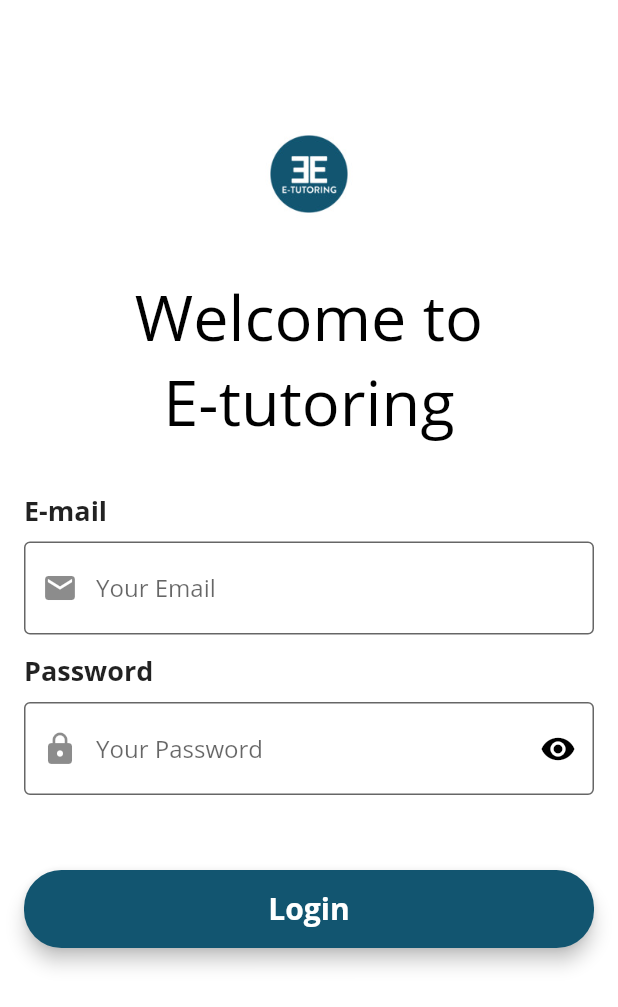
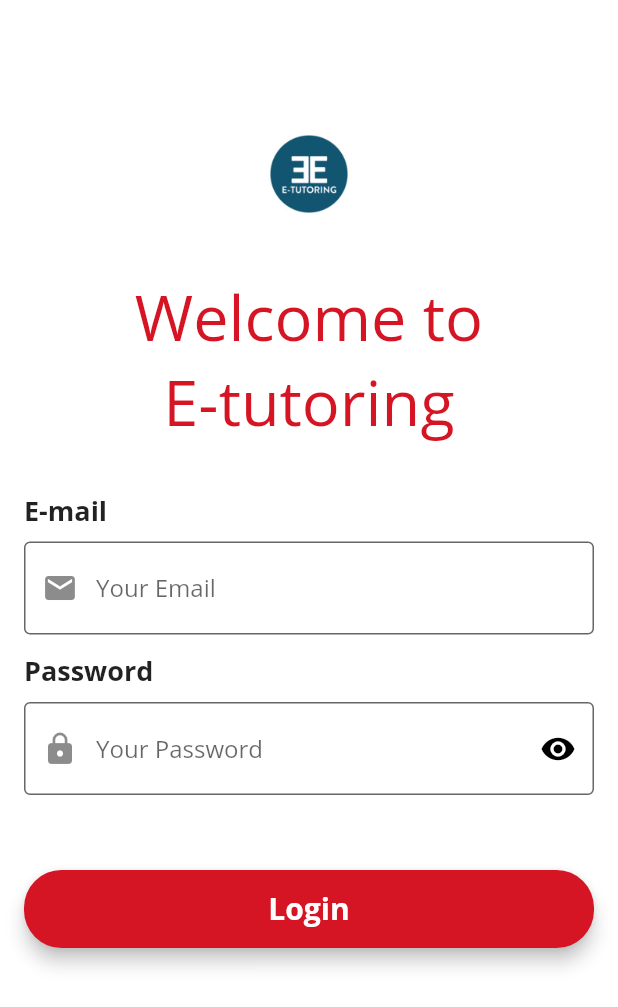
Before and after one commit to John-Hundred/Etutoring, a Flutter app: the screen it shows after launch, on a phone screen of 412 x 824 dp. Shown: the top 1007 px of the screen. Run offline on Flutter 3.47's test engine with Material 2 defaults, Android fonts, the phone set to English and light mode, and no system bars; our stand-ins replace carousel_slider, flutter_secure_storage, font_awesome_flutter, scrollable_positioned_list; missing offline and left inert: move_to_background.

Commit message:
fix appbar redUnito

```diff
--- a/lib/screens/login.dart
+++ b/lib/screens/login.dart
@@ -147,7 +147,7 @@ class _LoginState extends State<Login> {
                 TitleWidget(
                     icon: Icons.login,
                     text: 'Welcome to\nE-tutoring',
-                    color: ArgonColors.black),
+                    color: ArgonColors.redUnito),
                 const SizedBox(height: 32),
                 buildName(),
                 const SizedBox(height: 12),
@@ -224,7 +224,7 @@ class _LoginState extends State<Login> {
 
   Widget buildButton() => ButtonWidget(
       text: 'Login',
-      color: ArgonColors.blueUnito,
+      color: ArgonColors.redUnito,
       onClicked: () async {
         if (formKey.currentState.validate()) {
           userLogin();
```
